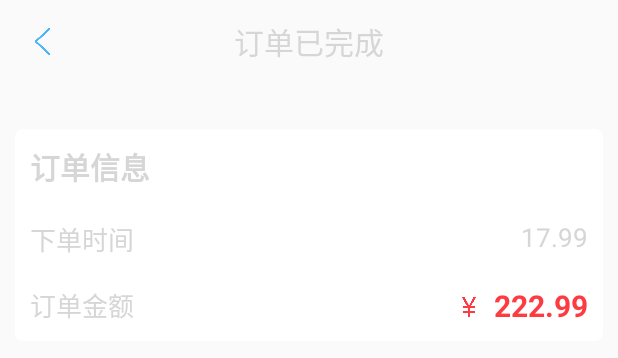
After one commit to AhaYujie/DishOrderApp, an Android app: the layout fragment_order_detail.xml on its own in the app's theme, with its tools: preview values and no code run, on a phone screen of 412 x 824 dp. The commit adds this screen. Shown: the top 358 px of the screen. Run offline under Robolectric (Android 15) with nearby library versions, the light colour scheme and no system bars.

Commit message:
完成历史订单列表和订单详细信息大部分UI

```diff
--- /dev/null
+++ b/app/src/main/res/layout/fragment_order_detail.xml
@@ -0,0 +1,156 @@
+<?xml version="1.0" encoding="utf-8"?>
+<layout>
+
+    <data>
+
+        <variable
+            name="orderDetailViewModel"
+            type="com.aha.dishordersystem.ui.history_order.order_detail.OrderDetailViewModel" />
+
+    </data>
+
+    <RelativeLayout
+        xmlns:android="http://schemas.android.com/apk/res/android"
+        xmlns:tools="http://schemas.android.com/tools"
+        android:layout_width="match_parent"
+        android:layout_height="match_parent"
+        tools:context=".ui.history_order.order_detail.OrderDetailkFragment"
+        xmlns:binding="http://schemas.android.com/apk/res-auto"
+        xmlns:app="http://schemas.android.com/apk/res-auto">
+
+        <RelativeLayout
+            android:id="@+id/order_detail_bar"
+            android:layout_width="match_parent"
+            android:layout_height="?attr/actionBarSize">
+
+            <ImageView
+                android:layout_width="30dp"
+                android:layout_height="30dp"
+                android:src="@mipmap/ic_back_blue"
+                android:padding="6dp"
+                android:layout_marginLeft="13dp"
+                android:layout_centerVertical="true"
+                android:clickable="true"
+                android:focusable="true"/>
+
+            <TextView
+                android:layout_width="wrap_content"
+                android:layout_height="wrap_content"
+                android:layout_marginLeft="8dp"
+                android:layout_centerInParent="true"
+                android:textColor="@color/black"
+                android:textSize="20sp"
+                android:text="订单已完成"/>
+
+        </RelativeLayout>
+
+        <androidx.core.widget.NestedScrollView
+            android:layout_width="match_parent"
+            android:layout_height="wrap_content"
+            android:layout_below="@+id/order_detail_bar" >
+
+            <LinearLayout
+                android:layout_width="match_parent"
+                android:layout_height="wrap_content"
+                android:orientation="vertical" >
+
+                <androidx.cardview.widget.CardView
+                    android:layout_width="match_parent"
+                    android:layout_height="wrap_content"
+                    android:layout_margin="10dp"
+                    android:background="@color/white"
+                    app:cardCornerRadius="5dp"
+                    app:cardElevation="0dp">
+
+                    <androidx.recyclerview.widget.RecyclerView
+                        android:layout_width="match_parent"
+                        android:layout_height="match_parent"
+                        android:overScrollMode="never"
+                        android:scrollbars="none"/>
+
+                </androidx.cardview.widget.CardView>
+
+                <androidx.cardview.widget.CardView
+                    android:layout_width="match_parent"
+                    android:layout_height="wrap_content"
+                    android:layout_margin="10dp"
+                    android:background="@color/white"
+                    app:cardCornerRadius="5dp"
+                    app:cardElevation="0dp" >
+
+                    <RelativeLayout
+                        android:layout_width="match_parent"
+                        android:layout_height="wrap_content" >
+
+                        <TextView
+                            android:id="@+id/order_detail_order_info_title"
+                            android:layout_width="wrap_content"
+                            android:layout_height="wrap_content"
+                            android:layout_margin="10dp"
+                            android:textColor="@color/black"
+                            android:textStyle="bold"
+                            android:textSize="20sp"
+                            android:text="订单信息"/>
+
+                        <TextView
+                            android:layout_width="wrap_content"
+                            android:layout_height="wrap_content"
+                            android:layout_margin="10dp"
+                            android:layout_below="@+id/order_detail_order_info_title"
+                            android:textColor="@color/black"
+                            android:textSize="17sp"
+                            android:text="下单时间"/>
+
+                        <TextView
+                            android:id="@+id/order_detail_create_time"
+                            android:layout_width="wrap_content"
+                            android:layout_height="wrap_content"
+                            android:layout_margin="10dp"
+                            android:layout_below="@+id/order_detail_order_info_title"
+                            android:layout_alignParentRight="true"
+                            android:layout_alignParentEnd="true"
+                            android:textColor="@color/gray"
+                            android:textSize="17sp"
+                            android:text="17.99"/>
+
+                        <TextView
+                            android:layout_width="wrap_content"
+                            android:layout_height="wrap_content"
+                            android:layout_below="@+id/order_detail_create_time"
+                            android:layout_margin="10dp"
+                            android:textColor="@color/black"
+                            android:textSize="17sp"
+                            android:text="订单金额"/>
+
+                        <TextView
+                            android:id="@+id/order_detail_total_price"
+                            android:layout_width="wrap_content"
+                            android:layout_height="wrap_content"
+                            android:layout_below="@+id/order_detail_create_time"
+                            android:layout_margin="10dp"
+                            android:layout_alignParentRight="true"
+                            android:layout_alignParentEnd="true"
+                            android:textColor="@color/red"
+                            android:textSize="20sp"
+                            android:textStyle="bold"
+                            android:text="222.99"/>
+
+                        <ImageView
+                            android:layout_width="13dp"
+                            android:layout_height="13dp"
+                            android:layout_below="@+id/order_detail_create_time"
+                            android:layout_toLeftOf="@+id/order_detail_total_price"
+                            android:layout_marginTop="18dp"
+                            android:src="@mipmap/ic_money_red"/>
+
+                    </RelativeLayout>
+
+                </androidx.cardview.widget.CardView>
+
+            </LinearLayout>
+
+        </androidx.core.widget.NestedScrollView>
+
+    </RelativeLayout>
+
+</layout>
```
Also changed, not shown: app/src/main/java/com/aha/dishordersystem/ui/history_order/HistoryOrderItemViewModel.java (added, +13 -0 lines), app/src/main/java/com/aha/dishordersystem/ui/history_order/HistoryOrderViewModel.java (+19 -0 lines), app/src/main/java/com/aha/dishordersystem/ui/history_order/order_detail/OrderDetailViewModel.java (added, +15 -0 lines), app/src/main/java/com/aha/dishordersystem/ui/history_order/order_detail/OrderDetailkFragment.java (added, +41 -0 lines), app/src/main/res/drawable/button_delete_order.xml (added, +12 -0 lines), app/src/main/res/layout/fragment_histroy_order.xml (+12 -6 lines), app/src/main/res/layout/item_history_order.xml (added, +113 -0 lines), app/src/main/res/mipmap-xxxhdpi/ic_right_arrow_gray.png (added).
